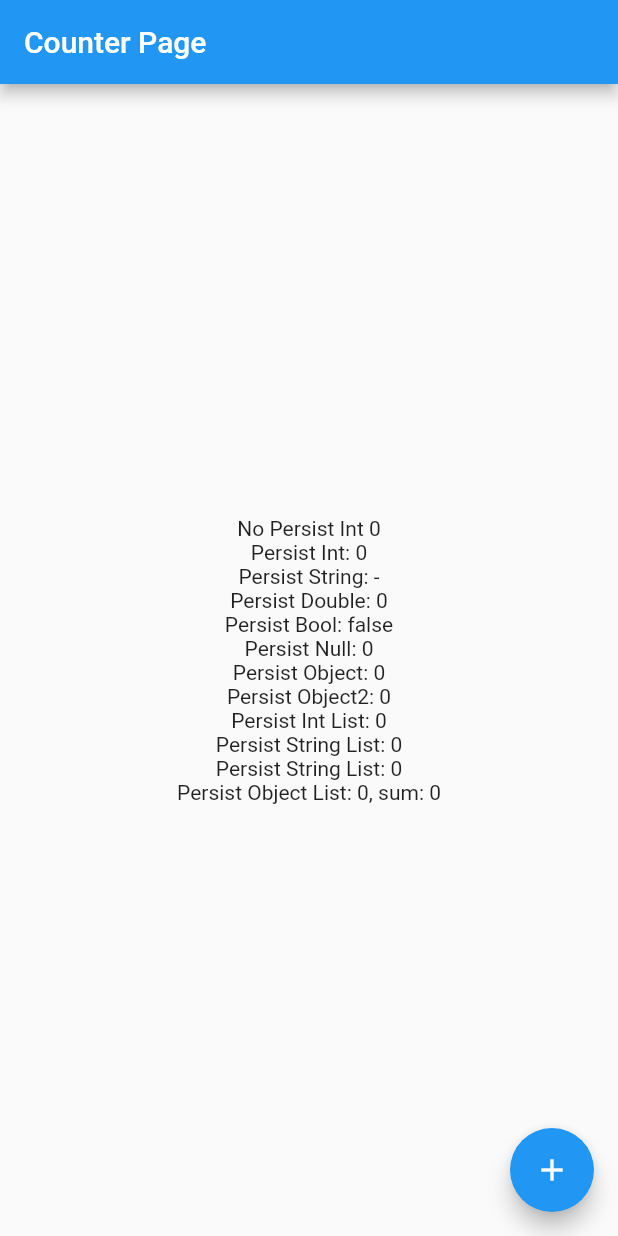
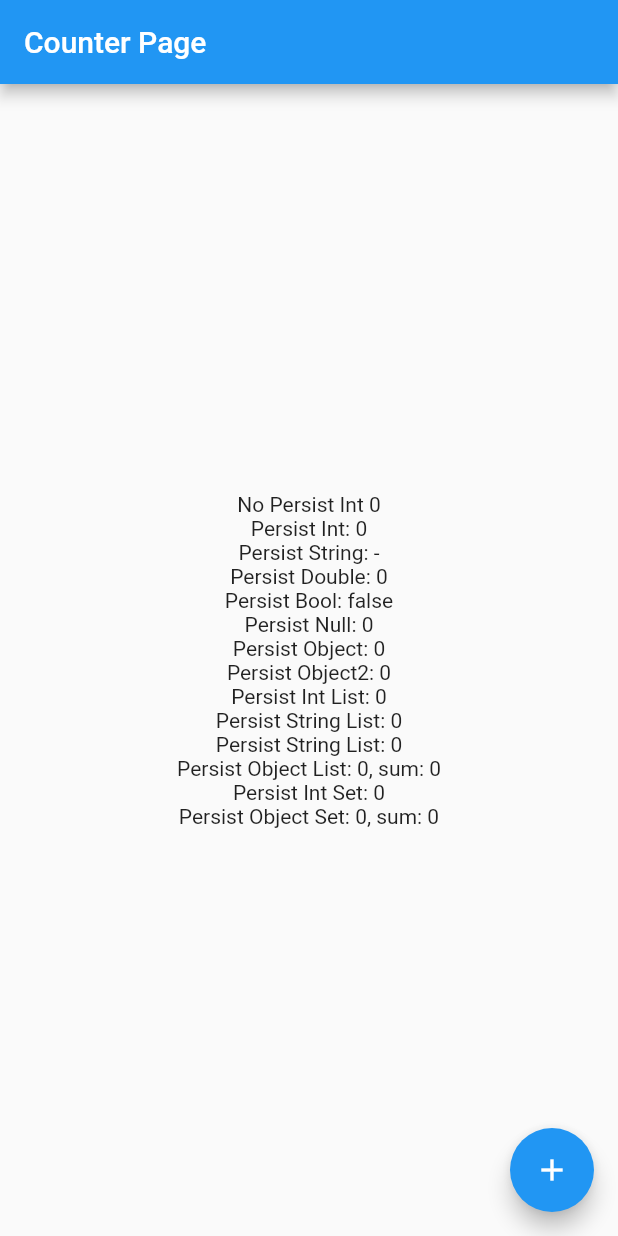
Before and after one commit to rua-flutter/get_rx_persist.dart, a Flutter app: the screen it shows after launch, after a tap on "Counter Page", on a phone screen of 412 x 824 dp. Run offline on Flutter 3.47's test engine with Material 2 defaults, Android fonts, the light colour scheme and no system bars; our stand-ins replace get, get_storage.

Commit message:
feat: support set

```diff
--- a/get_rx_persist_demo/lib/page/counter_page.dart
+++ b/get_rx_persist_demo/lib/page/counter_page.dart
@@ -35,6 +35,9 @@ class CounterPage extends StatelessWidget {
               Text('Persist String List: ${counterStore.persistedIntList.length}'),
               Text('Persist String List: ${counterStore.persistedStringList.length}'),
               Text('Persist Object List: ${counterStore.persistedObjectList.length}, sum: ${counterStore.persistedObjectList.fold(0, (prev, curr) => prev + curr.counter!)}'),
+              Text('Persist Int Set: ${counterStore.persistedIntSet.length}'),
+              Text('Persist Object Set: ${counterStore.persistedObjectSet.length}, sum: ${counterStore.persistedObjectSet.fold(0, (prev, curr) => prev + curr.counter!)}'),
+
             ],
           ),
         ),
--- a/get_rx_persist_demo/lib/store/counter_store.dart
+++ b/get_rx_persist_demo/lib/store/counter_store.dart
@@ -49,6 +49,12 @@ class CounterStore {
         deserializer: PersistedObject2.fromJson,
       );
 
+  final persistedIntSet = <int>[].obs.persist('counter.persistedIntSet');
+  final persistedObjectSet = <PersistedObject2>[].obs.persist(
+        'counter.persistedObjectSet',
+        deserializer: PersistedObject2.fromJson,
+      );
+
   void increment() {
     notPersisted.value++;
     persistedInt.value++;
@@ -69,6 +75,9 @@ class CounterStore {
     persistedIntList.add(persistedInt.value);
     persistedStringList.add('${persistedInt.value}');
     persistedObjectList.add(PersistedObject2(counter: persistedInt.value));
+
+    persistedIntSet.add(persistedInt.value);
+    persistedObjectSet.add(PersistedObject2(counter: persistedInt.value));
   }
 
   void reset() {
@@ -82,5 +91,7 @@ class CounterStore {
     persistedIntList.clear();
     persistedStringList.clear();
     persistedObjectList.clear();
+    persistedIntSet.clear();
+    persistedObjectSet.clear();
   }
 }
```
Also changed, not shown: get_rx_persist/lib/src/get_rx_extension.dart (+38 -1 lines), 2 other files.
